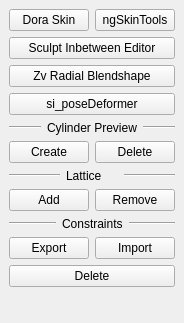
Qt form Maya/rigging/resources/dialog.ui (bumpybox/Tapp) before a commit.
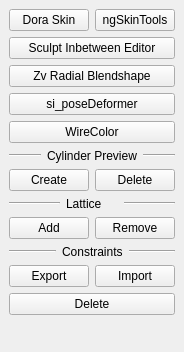
The same form after that commit.

Commit message: rigging: WireColor initial commit

```diff
--- a/Maya/rigging/resources/dialog.ui
+++ b/Maya/rigging/resources/dialog.ui
@@ -7,7 +7,7 @@
     <x>0</x>
     <y>0</y>
     <width>178</width>
-    <height>323</height>
+    <height>352</height>
    </rect>
   </property>
   <property name="windowTitle">
@@ -83,6 +83,13 @@
         </property>
        </widget>
       </item>
+      <item>
+       <widget class="QPushButton" name="wireColor_pushButton">
+        <property name="text">
+         <string>WireColor</string>
+        </property>
+       </widget>
+      </item>
       <item>
        <layout class="QHBoxLayout" name="horizontalLayout_3">
         <item>
```
The commit also changes 3 other files.
